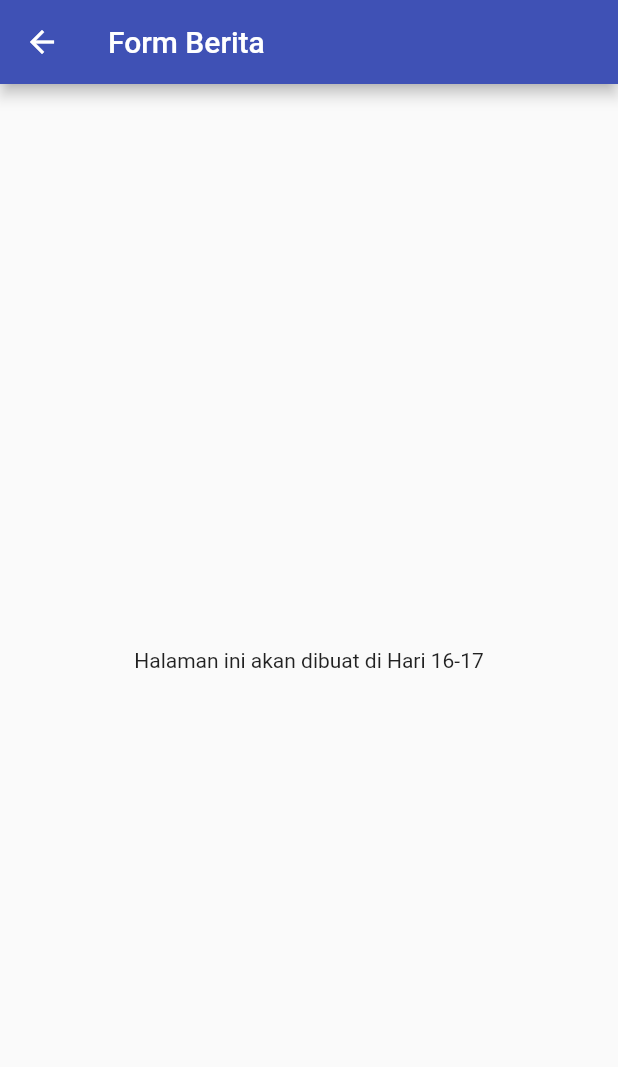
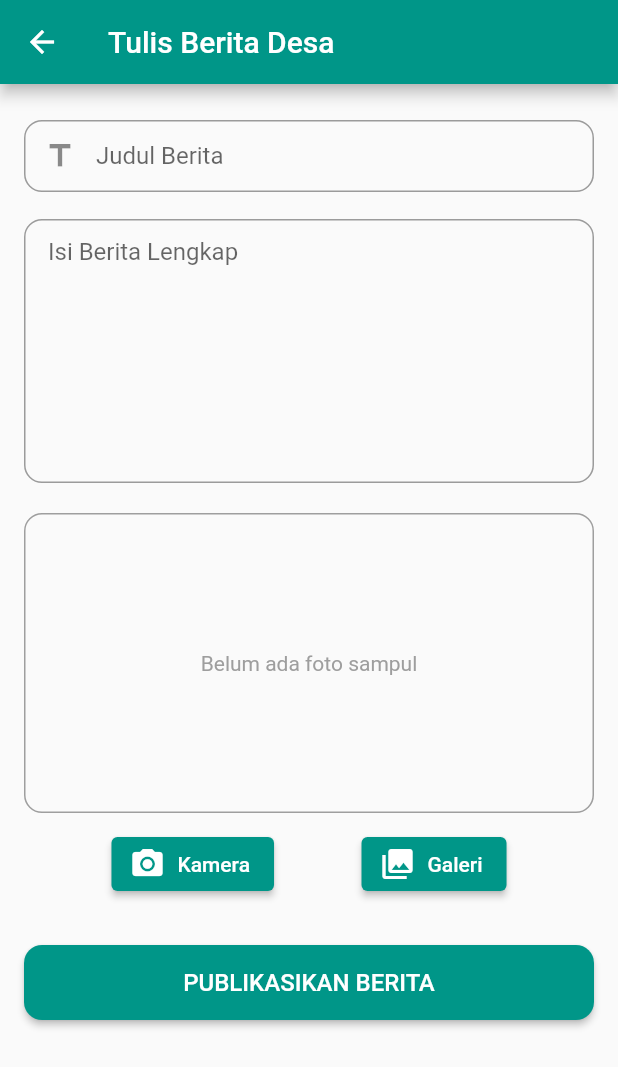
Before and after one commit to revania29/mobileapp_laporbalongmojo, a Flutter app: the FormBeritaScreen screen opened directly, on a phone screen of 412 x 824 dp. Shown: the top 1067 px of the screen. Run offline on Flutter 3.47's test engine with Material 3 defaults, Android fonts, the phone set to English and light mode, and no system bars; our stand-ins replace flutter_secure_storage, image_picker, shared_preferences; accounts and stored records are empty.

Commit message:
Frontend News Form (Admin Input Feature & Provider)

```diff
--- /dev/null
+++ b/lapor_balongmojo/lib/providers/berita_provider.dart
@@ -0,0 +1,25 @@
+import 'package:flutter/material.dart';
+import 'dart:io';
+import 'package:lapor_balongmojo/services/api_service.dart';
+
+class BeritaProvider with ChangeNotifier {
+  final ApiService _apiService = ApiService();
+  bool _isLoading = false;
+
+  bool get isLoading => _isLoading;
+
+  Future<void> postBerita(String judul, String isi, File image) async {
+    _isLoading = true;
+    notifyListeners();
+
+    try {
+      await _apiService.postBerita(judul, isi, image);
+    } catch (e) {
+      debugPrint("Error post berita: $e");
+      rethrow;
+    } finally {
+      _isLoading = false;
+      notifyListeners();
+    }
+  }
+}
--- a/lapor_balongmojo/lib/screens/perangkat/form_berita_screen.dart
+++ b/lapor_balongmojo/lib/screens/perangkat/form_berita_screen.dart
@@ -1,15 +1,151 @@
+import 'dart:io';
 import 'package:flutter/material.dart';
+import 'package:image_picker/image_picker.dart';
+import 'package:provider/provider.dart';
+import 'package:lapor_balongmojo/providers/berita_provider.dart';
+import 'package:lapor_balongmojo/widgets/custom_textfield.dart';
 
-class FormBeritaScreen extends StatelessWidget {
+class FormBeritaScreen extends StatefulWidget {
   static const routeName = '/form-berita';
   const FormBeritaScreen({super.key});
 
   @override
+  State<FormBeritaScreen> createState() => _FormBeritaScreenState();
+}
+
+class _FormBeritaScreenState extends State<FormBeritaScreen> {
+  final _formKey = GlobalKey<FormState>();
+  final _judulController = TextEditingController();
+  final _isiController = TextEditingController();
+
+  File? _selectedImage;
+
+  Future<void> _pickImage(ImageSource source) async {
+    final returnedImage = await ImagePicker().pickImage(source: source);
+    if (returnedImage == null) return;
+
+    setState(() {
+      _selectedImage = File(returnedImage.path);
+    });
+  }
+
+  Future<void> _submitBerita() async {
+    if (!_formKey.currentState!.validate()) return;
+    if (_selectedImage == null) {
+      ScaffoldMessenger.of(context).showSnackBar(
+        const SnackBar(content: Text('Harap sertakan gambar sampul berita!')),
+      );
+      return;
+    }
+
+    try {
+      await Provider.of<BeritaProvider>(context, listen: false).postBerita(
+        _judulController.text,
+        _isiController.text,
+        _selectedImage!,
+      );
+
+      if (!mounted) return;
+      ScaffoldMessenger.of(context).showSnackBar(
+        const SnackBar(content: Text('Berita Berhasil Dipublikasikan!')),
+      );
+      Navigator.of(context).pop(); // Kembali ke Dashboard
+    } catch (e) {
+      if (!mounted) return;
+      ScaffoldMessenger.of(context).showSnackBar(
+        SnackBar(content: Text('Gagal: $e')),
+      );
+    }
+  }
+
+  @override
   Widget build(BuildContext context) {
+    final isLoading = Provider.of<BeritaProvider>(context).isLoading;
+
     return Scaffold(
-      appBar: AppBar(title: const Text('Form Berita')),
-      body: const Center(
-        child: Text('Halaman ini akan dibuat di Hari 16-17'),
+      appBar: AppBar(
+        title: const Text('Tulis Berita Desa'),
+        backgroundColor: Colors.teal,
+      ),
+      body: SingleChildScrollView(
+        padding: const EdgeInsets.all(16),
+        child: Form(
+          key: _formKey,
+          child: Column(
+            crossAxisAlignment: CrossAxisAlignment.stretch,
+            children: [
+              CustomTextField(
+                controller: _judulController,
+                labelText: 'Judul Berita',
+                icon: Icons.title
+              ),
+              const SizedBox(height: 10),
+
+              TextFormField(
+                controller: _isiController,
+                maxLines: 8,
+                decoration: InputDecoration(
+                  labelText: 'Isi Berita Lengkap',
+                  border: OutlineInputBorder(borderRadius: BorderRadius.circular(12)),
+                  alignLabelWithHint: true,
+                ),
+                validator: (val) => val!.isEmpty ? 'Isi berita wajib diisi' : null,
+              ),
+              const SizedBox(height: 20),
+
+              // Preview Gambar
+              Container(
+                height: 200,
+                decoration: BoxDecoration(
+                  border: Border.all(color: Colors.grey),
+                  borderRadius: BorderRadius.circular(12),
+                ),
+                child: _selectedImage != null
+                    ? ClipRRect(
+                        borderRadius: BorderRadius.circular(12),
+                        child: Image.file(_selectedImage!, fit: BoxFit.cover),
+                      )
+                    : const Center(child: Text('Belum ada foto sampul', style: TextStyle(color: Colors.grey))),
+              ),
+              const SizedBox(height: 10),
+
+              Row(
+                mainAxisAlignment: MainAxisAlignment.spaceEvenly,
+                children: [
+                  ElevatedButton.icon(
+                    onPressed: () => _pickImage(ImageSource.camera),
+                    icon: const Icon(Icons.camera_alt),
+                    label: const Text('Kamera'),
+                    style: ElevatedButton.styleFrom(backgroundColor: Colors.teal),
+                  ),
+                  ElevatedButton.icon(
+                    onPressed: () => _pickImage(ImageSource.gallery),
+                    icon: const Icon(Icons.photo_library),
+                    label: const Text('Galeri'),
+                    style: ElevatedButton.styleFrom(backgroundColor: Colors.teal),
+                  ),
+                ],
+              ),
+
+              const SizedBox(height: 30),
+
+              SizedBox(
+                width: double.infinity,
+                height: 50,
+                child: ElevatedButton(
+                  onPressed: isLoading ? null : _submitBerita,
+                  style: ElevatedButton.styleFrom(
+                    backgroundColor: Colors.teal,
+                    shape: RoundedRectangleBorder(borderRadius: BorderRadius.circular(12)),
+                  ),
+                  child: isLoading
+                      ? const CircularProgressIndicator(color: Colors.white)
+                      : const Text('PUBLIKASIKAN BERITA', style: TextStyle(fontSize: 16)),
+                ),
+              ),
+            ],
+          ),
+        ),
       ),
     );
   }
```
Also changed, not shown: lapor_balongmojo/lib/main.dart (+9 -3 lines), lapor_balongmojo/lib/services/api_service.dart (+44 -8 lines).
